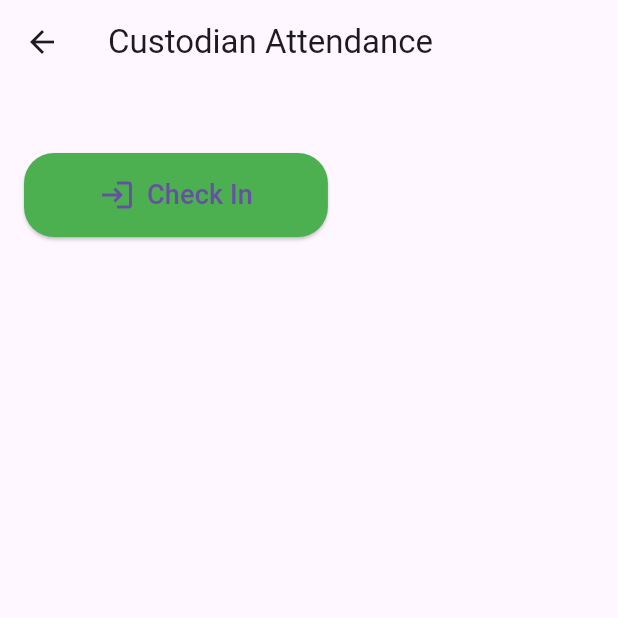
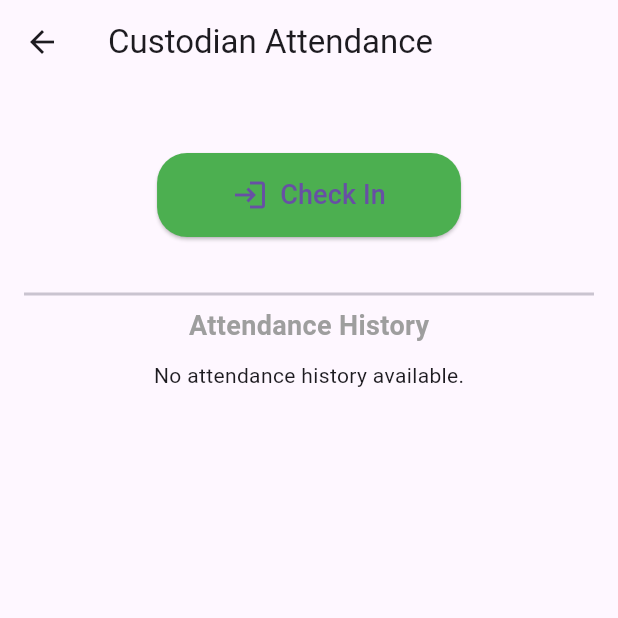
Before and after one commit to bbnoni/SpakleanAppProdFlutter, a Flutter app: the CustodianAttendanceScreen screen opened directly with empty values, on a phone screen of 412 x 824 dp, the top half of it. Run offline on Flutter 3.47's test engine with Material 3 defaults, Android fonts, the phone set to English and light mode, and no system bars; our stand-ins replace flutter_secure_storage, shared_preferences, table_calendar; accounts and stored records are empty; network calls fail.

Commit message:
Implemented Attendance check in history

```diff
--- a/lib/screens/custodian_attendance_screen.dart
+++ b/lib/screens/custodian_attendance_screen.dart
@@ -33,6 +33,8 @@
   bool _isButtonDisabled =
       false; // Disable check-in/out for the rest of the day
 
+  List<Map<String, dynamic>> _attendanceHistory = []; // History storage
+
   // Helper function to get unique keys based on user and office
   String _generateKey(String key) => '${widget.userId}_${widget.officeId}_$key';
 
@@ -43,10 +45,11 @@
     _fetchAttendanceStatus();
   }
 
-  // Load attendance status from SharedPreferences (for specific user and office)
+  // Load attendance status and history from SharedPreferences (for specific user and office)
   Future<void> _loadAttendanceStatusFromPrefs() async {
     SharedPreferences prefs = await SharedPreferences.getInstance();
     setState(() {
+      // Load the current check-in and check-out details
       if (prefs.containsKey(_generateKey('checkInTime'))) {
         checkInTime =
             DateTime.parse(prefs.getString(_generateKey('checkInTime'))!);
@@ -70,6 +73,12 @@
         }
       }
 
+      // Load the attendance history
+      if (prefs.containsKey(_generateKey('attendanceHistory'))) {
+        _attendanceHistory = List<Map<String, dynamic>>.from(
+            jsonDecode(prefs.getString(_generateKey('attendanceHistory'))!));
+      }
+
       // Disable the button if user already checked in today
       if (lastCheckInDate != null) {
         final now = DateTime.now();
@@ -83,7 +92,7 @@
     });
   }
 
-  // Save attendance status to SharedPreferences (specific to user and office)
+  // Save attendance status and history to SharedPreferences (specific to user and office)
   Future<void> _saveAttendanceStatusToPrefs() async {
     SharedPreferences prefs = await SharedPreferences.getInstance();
     if (checkInTime != null) {
@@ -101,6 +110,18 @@
       prefs.setDouble(_generateKey('checkOutLong'), checkOutLong ?? 0);
       prefs.setString(
           _generateKey('lastCheckOutDate'), DateTime.now().toIso8601String());
+
+      // Add this check-in/out session to history
+      _attendanceHistory.add({
+        "checkInTime": checkInTime!.toIso8601String(),
+        "checkOutTime": checkOutTime!.toIso8601String(),
+        "checkInLat": checkInLat,
+        "checkInLong": checkInLong,
+        "checkOutLat": checkOutLat,
+        "checkOutLong": checkOutLong
+      });
+      prefs.setString(
+          _generateKey('attendanceHistory'), jsonEncode(_attendanceHistory));
     }
   }
 
@@ -224,6 +245,28 @@
     }
   }
 
+  // Display the attendance history
+  Widget _buildAttendanceHistory() {
+    if (_attendanceHistory.isEmpty) {
+      return const Text("No attendance history available.");
+    }
+    return ListView.separated(
+      shrinkWrap: true,
+      itemCount: _attendanceHistory.length,
+      separatorBuilder: (context, index) => Divider(),
+      itemBuilder: (context, index) {
+        final record = _attendanceHistory[index];
+        return ListTile(
+          title: Text(
+              'Check-In: ${record['checkInTime']} - Check-Out: ${record['checkOutTime']}'),
+          subtitle: Text(
+              'Location: Check-In (${record['checkInLat']}, ${record['checkInLong']})\n'
+              'Check-Out (${record['checkOutLat']}, ${record['checkOutLong']})'),
+        );
+      },
+    );
+  }
+
   Widget _buildAttendanceButton() {
     return ElevatedButton.icon(
       onPressed: (_isButtonDisabled)
@@ -308,6 +351,15 @@
               ),
             const SizedBox(height: 30),
             _buildAttendanceButton(),
+            const SizedBox(height: 30),
+            const Divider(thickness: 2),
+            const Text("Attendance History",
+                style: TextStyle(
+                    fontSize: 18,
+                    fontWeight: FontWeight.bold,
+                    color: Colors.grey)),
+            const SizedBox(height: 10),
+            Expanded(child: _buildAttendanceHistory()),
           ],
         ),
       ),
```
